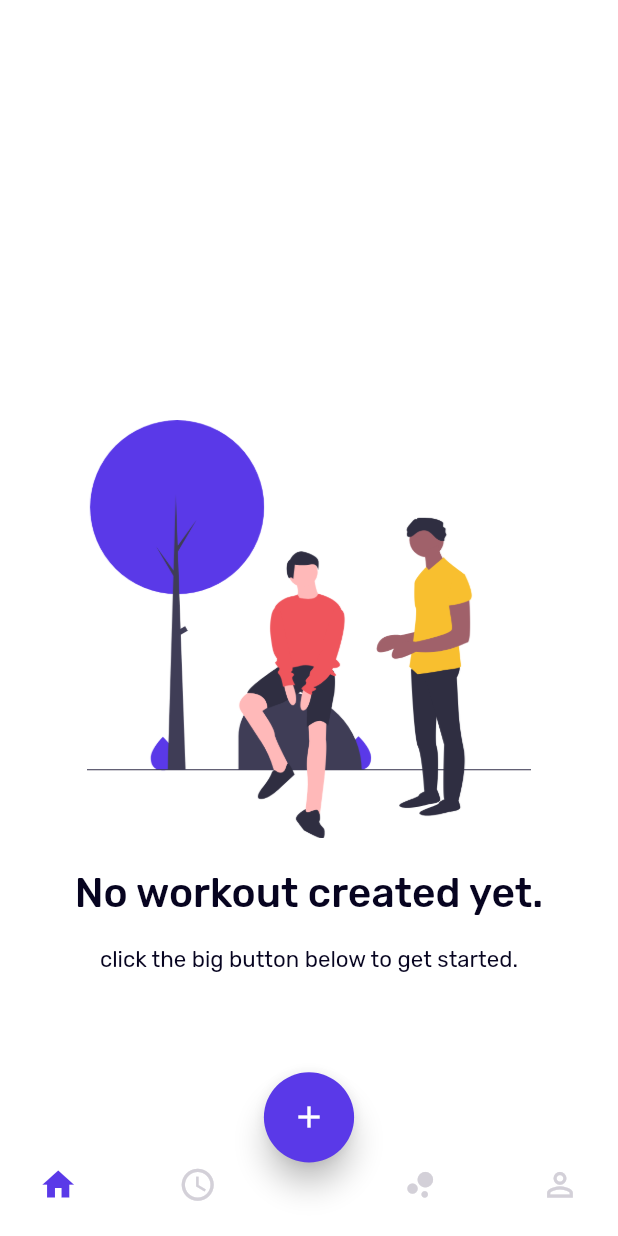
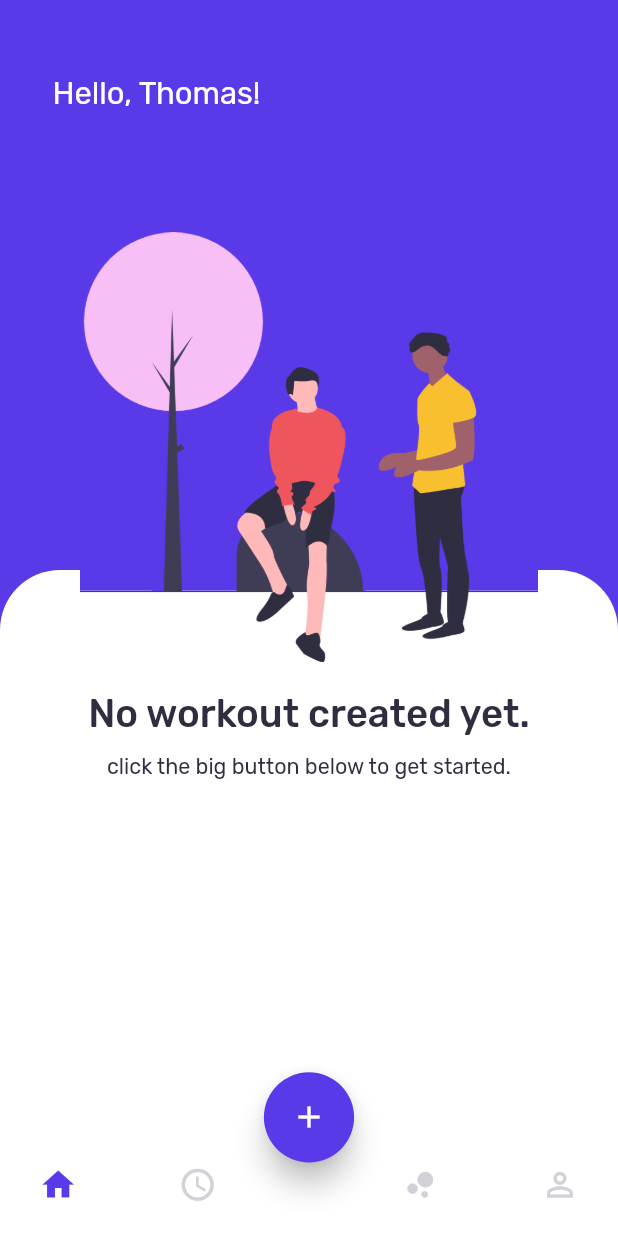
Before and after one commit to thomaskrabichler/fitmio, a Flutter app: the screen it shows after launch, on a phone screen of 412 x 824 dp. Run offline on Flutter 3.47's test engine with Material 2 defaults, Android fonts, the phone set to English and light mode, and no system bars; our stand-ins replace google_fonts.

Commit message:
layout optimized - not responsive

```diff
--- /dev/null
+++ b/lib/widgets/header.dart
@@ -0,0 +1,36 @@
+import 'package:flutter/material.dart';
+import 'package:google_fonts/google_fonts.dart';
+
+class Header extends StatelessWidget {
+  @override
+  Widget build(BuildContext context) {
+    var heightMultiplier = MediaQuery.of(context).size.height / 100;
+
+    return Stack(
+      children: [
+        Container(
+          height: 390.0,
+          color: Colors.transparent,
+          child: Container(
+            margin: EdgeInsets.only(bottom: 10),
+            color: Color.fromRGBO(90, 57, 232, 1),
+          ),
+        ),
+        Container(
+          width: double.infinity,
+          margin: EdgeInsets.only(left: 35, top: 50),
+          child: Text(
+            'Hello, Thomas!',
+            style: GoogleFonts.rubik(
+              textStyle: TextStyle(
+                fontSize: 2.5 * heightMultiplier,
+                fontWeight: FontWeight.w400,
+                color: Colors.white,
+              ),
+            ),
+          ),
+        ),
+      ],
+    );
+  }
+}
--- a/lib/widgets/no_workout_created.dart
+++ b/lib/widgets/no_workout_created.dart
@@ -1,50 +1,76 @@
+import 'package:fitmio/configs/hex_color.dart';
 import 'package:flutter/material.dart';
 import 'package:google_fonts/google_fonts.dart';
-import '../configs/size_config.dart';
+
+import 'header.dart';
 
 class NoWorkout extends StatelessWidget {
   @override
   Widget build(BuildContext context) {
-    var screenWidth = MediaQuery.of(context).size.width;
-    var screenHeight = MediaQuery.of(context).size.height;
-    var textSize = MediaQuery.of(context).size.height;
+    var heightMultiplier = MediaQuery.of(context).size.height / 100;
+    var widthMultiplier = MediaQuery.of(context).size.width / 100;
+    var textMultiplier = MediaQuery.of(context).size.height / 100;
 
-
-
-
+    print(MediaQuery.of(context).size.width / 100);
+    print(MediaQuery.of(context).size.height / 100);
 
     return Column(
       children: [
+        Stack(
+          children: [
+            Header(),
+            Container(
+              height: 40,
+              margin: EdgeInsets.only(top: 380),
+              width: double.infinity,
+              color: Color.fromRGBO(90, 57, 232, 1),
+              child: ClipRRect(
+                borderRadius: BorderRadius.only(
+                  topLeft: Radius.circular(48),
+                  topRight: Radius.circular(48),
+                ),
+                child: Container(
+                  //     margin: EdgeInsets.only(bottom: 4),
+                  width: double.infinity,
+                  color: Colors.white,
+                ),
+              ),
+            ),
+            Container(
+              margin: EdgeInsets.only(
+                top: 18.8 * heightMultiplier,
+                left: 13.0 * widthMultiplier,
+                right: 13.0 * widthMultiplier,
+              ),
+              child: Image(
+                image: AssetImage('assets/images/header4.png'),
+              ),
+            ),
+          ],
+        ),
         Container(
           margin: EdgeInsets.only(
-              top: screenHeight * 0.34,
-              left: screenWidth * 0.14,
-              right: screenWidth * 0.14),
-          child: Image(
-            image: AssetImage('assets/images/back3.png'),
+            top: 2.3 * heightMultiplier,
           ),
-        ),
-        Container(
-          margin: EdgeInsets.only(top: screenHeight * 0.025),
           child: Text(
             'No workout created yet.',
             style: GoogleFonts.rubik(
               textStyle: TextStyle(
-                fontSize: textSize * 0.033,
+                fontSize: 3.11 * textMultiplier,
                 fontWeight: FontWeight.w500,
-                color: Color.fromRGBO(7, 4, 32, 1),
+                color: Color.fromRGBO(47, 46, 65, 1),
               ),
             ),
           ),
         ),
         Container(
-          margin: EdgeInsets.only(top: screenHeight * 0.023),
+          margin: EdgeInsets.only(top: 1.5 * heightMultiplier, bottom: 20),
           child: Text(
             'click the big button below to get started.',
             style: GoogleFonts.rubik(
               textStyle: TextStyle(
-                fontSize: textSize * 0.018,
-                color: Color.fromRGBO(7, 4, 32, 1),
+                fontSize: 1.74 * textMultiplier,
+                color: Color.fromRGBO(47, 46, 65, 1),
               ),
             ),
           ),
```
